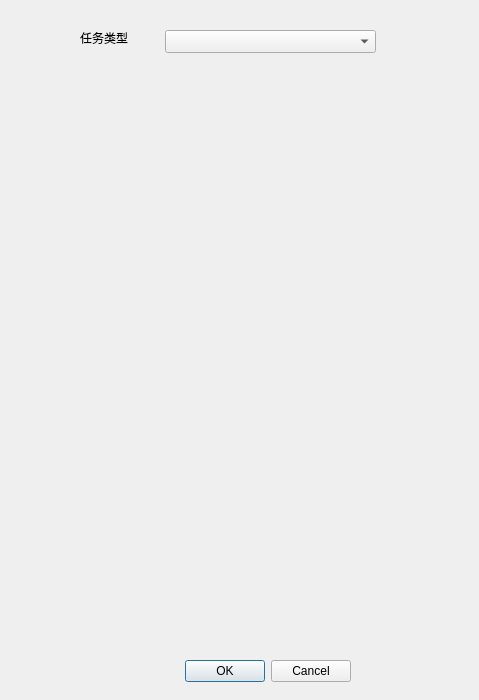
The window that src/ui/editTask/edittaskdialog.ui (Ferrarii-430/onmyoji-script) describes before a commit, drawn with Qt 5.
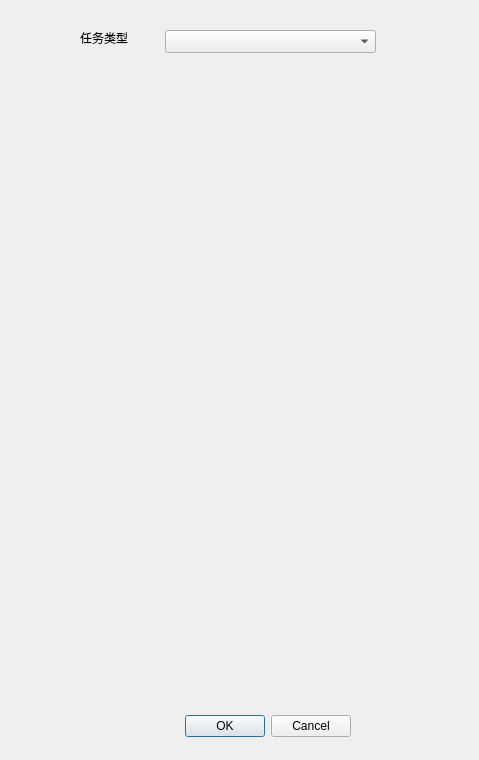
The same window after the commit.

What changed in the file:
```diff
--- a/src/ui/editTask/edittaskdialog.ui
+++ b/src/ui/editTask/edittaskdialog.ui
@@ -7,7 +7,7 @@
     <x>0</x>
     <y>0</y>
     <width>479</width>
-    <height>700</height>
+    <height>760</height>
    </rect>
   </property>
   <property name="windowTitle">
@@ -42,7 +42,7 @@
      <x>80</x>
      <y>80</y>
      <width>291</width>
-     <height>560</height>
+     <height>620</height>
     </rect>
    </property>
   </widget>
@@ -50,7 +50,7 @@
    <property name="geometry">
     <rect>
      <x>130</x>
-     <y>660</y>
+     <y>715</y>
      <width>221</width>
      <height>23</height>
     </rect>
```
